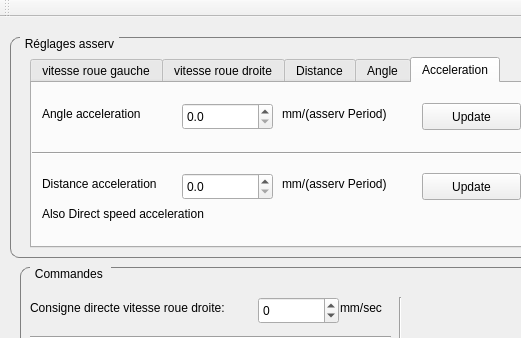
First picture: the form in plugins/AsservStream/asservstreamcontrolpanel.ui, repository EsialRobotik/PlotJuggler, before the edit; both pictures show x 0 to 521 and y 0 to 338 of the 918 by 737 pixel window.
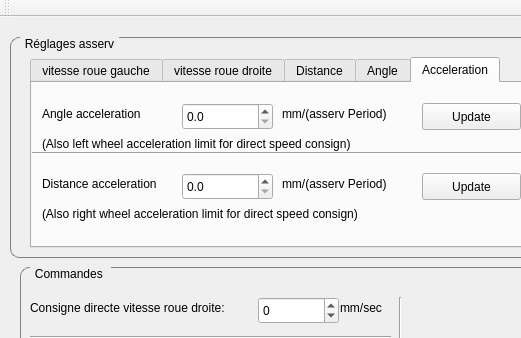
Second picture: the form after the edit. The open tabs and pages were chosen to show the change.

```diff
--- a/plugins/AsservStream/asservstreamcontrolpanel.ui
+++ b/plugins/AsservStream/asservstreamcontrolpanel.ui
@@ -473,12 +473,12 @@
         <rect>
          <x>10</x>
          <y>120</y>
-         <width>191</width>
+         <width>361</width>
          <height>21</height>
         </rect>
        </property>
        <property name="text">
-        <string>Also Direct speed acceleration</string>
+        <string>(Also right wheel acceleration limit for direct speed consign)</string>
        </property>
       </widget>
       <widget class="QLabel" name="label_32">
@@ -507,6 +507,19 @@
         <string>mm/(asserv Period)</string>
        </property>
       </widget>
+      <widget class="QLabel" name="label_34">
+       <property name="geometry">
+        <rect>
+         <x>10</x>
+         <y>50</y>
+         <width>361</width>
+         <height>21</height>
+        </rect>
+       </property>
+       <property name="text">
+        <string>(Also left wheel acceleration limit for direct speed consign)</string>
+       </property>
+      </widget>
      </widget>
     </widget>
    </widget>
```
Left out of the diff: 8 changed lines with no effect on the pictures.
